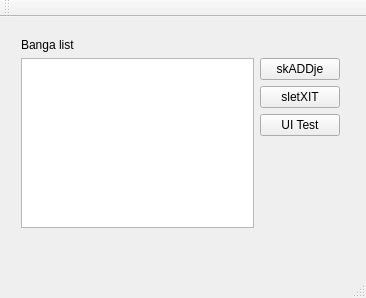
Qt form Lola/Lola/TUIcomotive.ui (Petzep/EM-04) before a commit.
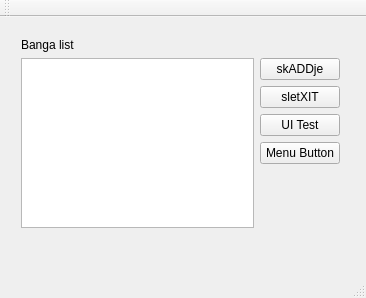
The same form after that commit.

Diff of the .ui file:
```diff
--- a/Lola/Lola/TUIcomotive.ui
+++ b/Lola/Lola/TUIcomotive.ui
@@ -60,6 +60,13 @@
          </property>
         </widget>
        </item>
+       <item>
+        <widget class="QPushButton" name="menuButton">
+         <property name="text">
+          <string>Menu Button</string>
+         </property>
+        </widget>
+       </item>
        <item>
         <spacer name="verticalSpacer">
          <property name="orientation">
```
